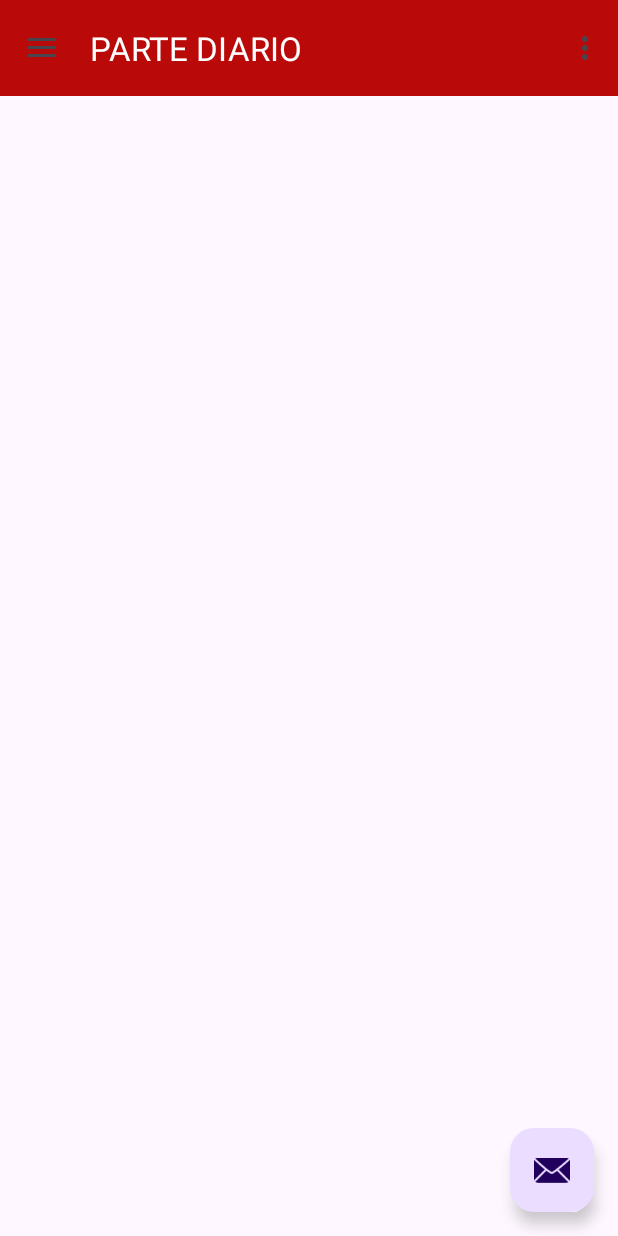
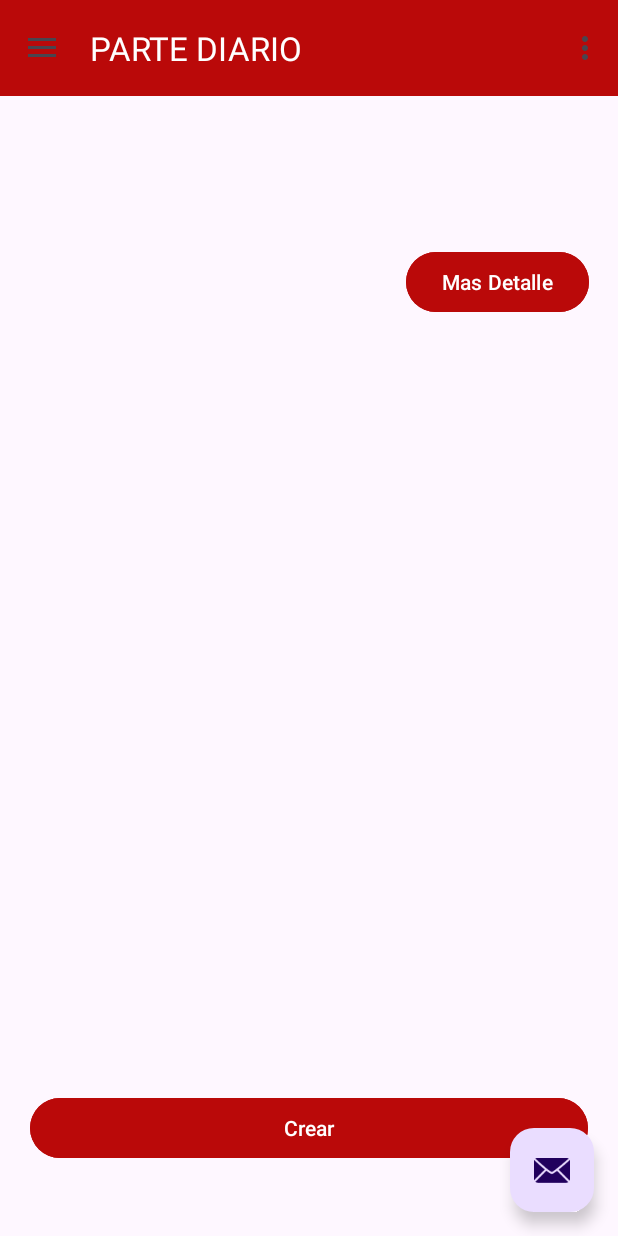
Before and after one commit to WilliamsCG57/PromcoserApp, an Android app: the PrincipalActivity screen opened directly, with no data from a screen before it, in the side drawer, after a tap on "Parte Diario", on a phone screen of 412 x 824 dp. Run offline under Robolectric (Android 15) with nearby library versions, the phone set to English and light mode, and no system bars; our stand-ins replace Firebase (no records; nobody signed in at launch, a user with empty details on screens opened directly), Picasso, navigation-ui.

Commit message:
Avance de Modificacion de Parte Diario y Creacion dde Parte de Diario

```diff
--- /dev/null
+++ b/app/src/main/java/dev/williamscg/promcoserapp/ui/fragments/ParteDiario/ParteDiarioFragment.kt
@@ -0,0 +1,32 @@
+package dev.williamscg.promcoserapp.ui.fragments.ParteDiario
+
+import android.os.Bundle
+import androidx.fragment.app.Fragment
+import android.view.LayoutInflater
+import android.view.View
+import android.view.ViewGroup
+import android.widget.Button
+import androidx.navigation.fragment.findNavController
+import dev.williamscg.promcoserapp.R
+
+class ParteDiarioFragment : Fragment() {
+
+    override fun onCreateView(
+        inflater: LayoutInflater, container: ViewGroup?,
+        savedInstanceState: Bundle?
+    ): View? {
+        val view = inflater.inflate(R.layout.fragment_parte_diario, container, false)
+        // Inflate the layout for this fragment
+        val boton = view.findViewById<Button>(R.id.btnCrearDetalle)
+        val boton2 = view.findViewById<Button>(R.id.btnMasDetalle)
+        boton2.setOnClickListener {
+            findNavController().navigate(R.id.creacionDetalleFragment)
+        }
+
+        boton.setOnClickListener {
+            findNavController().navigate(R.id.crearParteDiarioFragment)
+        }
+
+        return view
+    }
+}
--- a/app/src/main/java/dev/williamscg/promcoserapp/ui/fragments/ParteDiarioFragment.kt
+++ /dev/null
@@ -1,60 +0,0 @@
-package dev.williamscg.promcoserapp.ui.fragments
-
-import android.os.Bundle
-import androidx.fragment.app.Fragment
-import android.view.LayoutInflater
-import android.view.View
-import android.view.ViewGroup
-import dev.williamscg.promcoserapp.R
-
-// TODO: Rename parameter arguments, choose names that match
-// the fragment initialization parameters, e.g. ARG_ITEM_NUMBER
-private const val ARG_PARAM1 = "param1"
-private const val ARG_PARAM2 = "param2"
-
-/**
- * A simple [Fragment] subclass.
- * Use the [ParteDiarioFragment.newInstance] factory method to
- * create an instance of this fragment.
- */
-class ParteDiarioFragment : Fragment() {
-    // TODO: Rename and change types of parameters
-    private var param1: String? = null
-    private var param2: String? = null
-
-    override fun onCreate(savedInstanceState: Bundle?) {
-        super.onCreate(savedInstanceState)
-        arguments?.let {
-            param1 = it.getString(ARG_PARAM1)
-            param2 = it.getString(ARG_PARAM2)
-        }
-    }
-
-    override fun onCreateView(
-        inflater: LayoutInflater, container: ViewGroup?,
-        savedInstanceState: Bundle?
-    ): View? {
-        // Inflate the layout for this fragment
-        return inflater.inflate(R.layout.fragment_parte_diario, container, false)
-    }
-
-    companion object {
-        /**
-         * Use this factory method to create a new instance of
-         * this fragment using the provided parameters.
-         *
-         * @param param1 Parameter 1.
-         * @param param2 Parameter 2.
-         * @return A new instance of fragment ParteDiarioFragment.
-         */
-        // TODO: Rename and change types and number of parameters
-        @JvmStatic
-        fun newInstance(param1: String, param2: String) =
-            ParteDiarioFragment().apply {
-                arguments = Bundle().apply {
-                    putString(ARG_PARAM1, param1)
-                    putString(ARG_PARAM2, param2)
-                }
-            }
-    }
-}
--- a/app/src/main/res/layout/fragment_parte_diario.xml
+++ b/app/src/main/res/layout/fragment_parte_diario.xml
@@ -1,14 +1,45 @@
 <?xml version="1.0" encoding="utf-8"?>
-<FrameLayout xmlns:android="http://schemas.android.com/apk/res/android"
+<androidx.constraintlayout.widget.ConstraintLayout xmlns:android="http://schemas.android.com/apk/res/android"
+    xmlns:app="http://schemas.android.com/apk/res-auto"
     xmlns:tools="http://schemas.android.com/tools"
     android:layout_width="match_parent"
     android:layout_height="match_parent"
-    tools:context=".ui.fragments.ParteDiarioFragment">
+    android:orientation="vertical"
+    tools:context=".ui.fragments.ParteDiario.ParteDiarioFragment" >
 
-    <!-- TODO: Update blank fragment layout -->
-    <TextView
-        android:layout_width="match_parent"
-        android:layout_height="match_parent"
-        android:text="@string/hello_blank_fragment" />
+    <ImageView
+        android:id="@+id/imageView5"
+        android:layout_width="wrap_content"
+        android:layout_height="wrap_content"
+        android:layout_marginTop="60dp"
+        app:layout_constraintEnd_toEndOf="parent"
+        app:layout_constraintHorizontal_bias="0.498"
+        app:layout_constraintStart_toStartOf="parent"
+        app:layout_constraintTop_toTopOf="parent"
+        tools:src="@tools:sample/avatars" />
 
-</FrameLayout>
+    <Button
+        android:id="@+id/btnCrearDetalle"
+        android:layout_width="0dp"
+        android:layout_height="wrap_content"
+        android:layout_marginStart="20dp"
+        android:layout_marginEnd="20dp"
+        android:layout_marginBottom="48dp"
+        android:backgroundTint="#BA0909"
+        android:text="@string/crearDetalle"
+        app:layout_constraintBottom_toBottomOf="parent"
+        app:layout_constraintEnd_toEndOf="parent"
+        app:layout_constraintStart_toStartOf="parent" />
+
+    <Button
+        android:id="@+id/btnMasDetalle"
+        android:layout_width="wrap_content"
+        android:layout_height="wrap_content"
+        android:layout_marginTop="104dp"
+        android:backgroundTint="#BA0909"
+        android:text="@string/masdetal"
+        app:layout_constraintEnd_toEndOf="parent"
+        app:layout_constraintHorizontal_bias="0.934"
+        app:layout_constraintStart_toStartOf="parent"
+        app:layout_constraintTop_toBottomOf="@+id/imageView5" />
+</androidx.constraintlayout.widget.ConstraintLayout>
--- a/app/src/main/res/navigation/mobile_navigation.xml
+++ b/app/src/main/res/navigation/mobile_navigation.xml
@@ -16,7 +16,17 @@
         tools:layout="@layout/fragment_register" />
     <fragment
         android:id="@+id/nav_parte_diario"
-        android:name="dev.williamscg.promcoserapp.ui.fragments.ParteDiarioFragment"
+        android:name="dev.williamscg.promcoserapp.ui.fragments.ParteDiario.ParteDiarioFragment"
         android:label="PARTE DIARIO"
         tools:layout="@layout/fragment_parte_diario" />
+    <fragment
+        android:id="@+id/crearParteDiarioFragment"
+        android:name="dev.williamscg.promcoserapp.ui.fragments.ParteDiario.CrearParteDiarioFragment"
+        android:label="CREAR DETALLE PARTE DIARIO"
+        tools:layout="@layout/fragment_crear_parte_diario" />
+    <fragment
+        android:id="@+id/creacionDetalleFragment"
+        android:name="dev.williamscg.promcoserapp.ui.fragments.ParteDiario.CreacionDetalleFragment"
+        android:label="fragment_creacion_detalle"
+        tools:layout="@layout/fragment_creacion_detalle" />
 </navigation>
```
Also changed, not shown: app/src/main/java/dev/williamscg/promcoserapp/adapter/CreacionDetalleAdapter.kt (added, +42 -0 lines), app/src/main/java/dev/williamscg/promcoserapp/model/CreacionDetalleModel.kt (added, +8 -0 lines), app/src/main/java/dev/williamscg/promcoserapp/ui/fragments/ParteDiario/CreacionDetalleFragment.kt (added, +40 -0 lines), app/src/main/java/dev/williamscg/promcoserapp/ui/fragments/ParteDiario/CrearParteDiarioFragment.kt (added, +96 -0 lines), app/src/main/java/dev/williamscg/promcoserapp/ui/fragments/RegisterFragment.kt (+0 -12 lines), app/src/main/res/layout/fragment_creacion_detalle.xml (added, +101 -0 lines), app/src/main/res/layout/fragment_crear_parte_diario.xml (added, +51 -0 lines), app/src/main/res/layout/item_creacion_detalle.xml (added, +68 -0 lines), app/src/main/res/values/arrays.xml (added, +24 -0 lines), app/src/main/res/values/strings.xml (+12 -0 lines).
